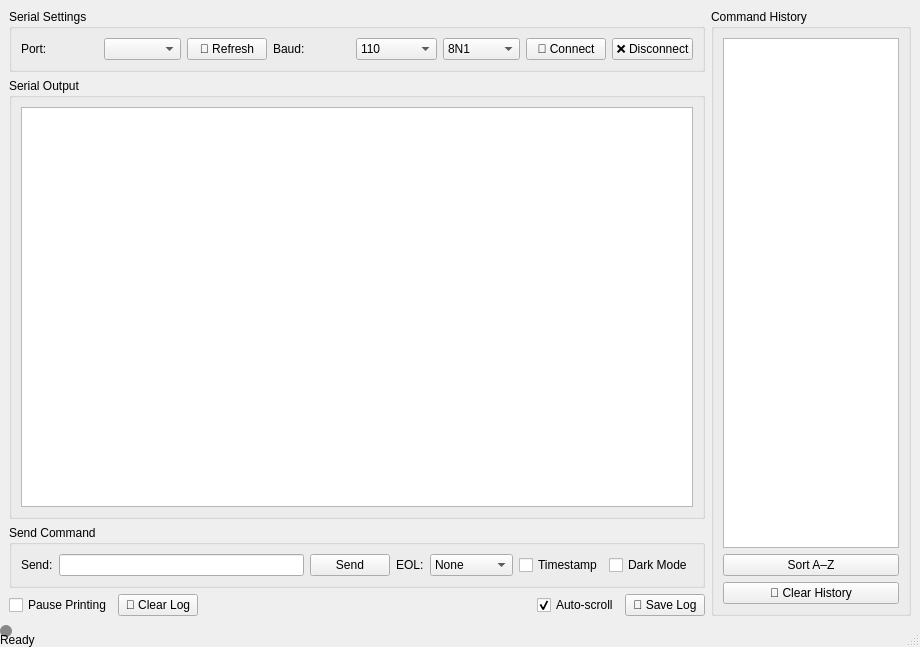
First picture: the form in mainwindow.ui, repository msuzer/SerialTerminalApp, before the edit.
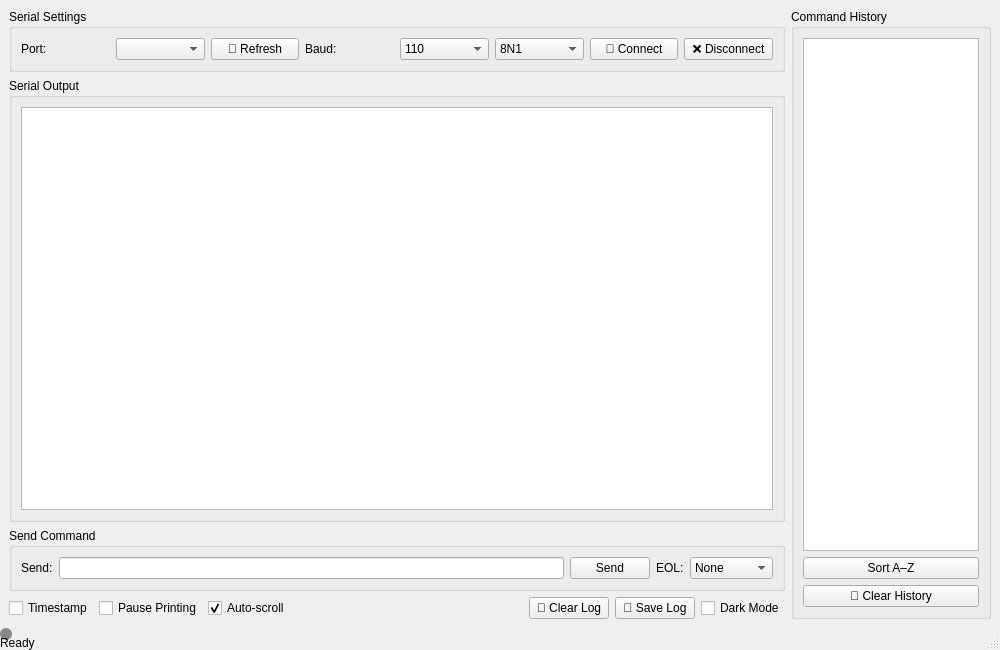
Second picture: the form after the edit.

Commit message: re-organized ui elements

Diff of the .ui file:
```diff
--- a/mainwindow.ui
+++ b/mainwindow.ui
@@ -6,8 +6,8 @@
    <rect>
     <x>0</x>
     <y>0</y>
-    <width>920</width>
-    <height>647</height>
+    <width>1000</width>
+    <height>650</height>
    </rect>
   </property>
   <property name="windowTitle">
@@ -324,25 +324,18 @@
            </item>
           </widget>
          </item>
-         <item>
+        </layout>
+       </widget>
+      </item>
+      <item>
+       <layout class="QHBoxLayout" name="layoutControls">
+	    <item>
           <widget class="QCheckBox" name="checkTimestamp">
            <property name="text">
             <string>Timestamp</string>
            </property>
           </widget>
          </item>
-         <item>
-          <widget class="QCheckBox" name="checkDarkTheme">
-           <property name="text">
-            <string>Dark Mode</string>
-           </property>
-          </widget>
-         </item>
-        </layout>
-       </widget>
-      </item>
-      <item>
-       <layout class="QHBoxLayout" name="layoutControls">
         <item>
          <widget class="QCheckBox" name="checkPause">
           <property name="text">
@@ -351,9 +344,12 @@
          </widget>
         </item>
         <item>
-         <widget class="QPushButton" name="btnClearLog">
+         <widget class="QCheckBox" name="checkAutoScroll">
           <property name="text">
-           <string>🧹 Clear Log</string>
+           <string>Auto-scroll</string>
+          </property>
+          <property name="checked">
+           <bool>true</bool>
           </property>
          </widget>
         </item>
@@ -374,12 +370,9 @@
          </spacer>
         </item>
         <item>
-         <widget class="QCheckBox" name="checkAutoScroll">
+         <widget class="QPushButton" name="btnClearLog">
           <property name="text">
-           <string>Auto-scroll</string>
-          </property>
-          <property name="checked">
-           <bool>true</bool>
+           <string>🧹 Clear Log</string>
           </property>
          </widget>
         </item>
@@ -390,6 +383,13 @@
           </property>
          </widget>
         </item>
+		<item>
+          <widget class="QCheckBox" name="checkDarkTheme">
+           <property name="text">
+            <string>Dark Mode</string>
+           </property>
+          </widget>
+         </item>
        </layout>
       </item>
      </layout>
```
Left out of the diff: 3 changed lines with no effect on the pictures.
